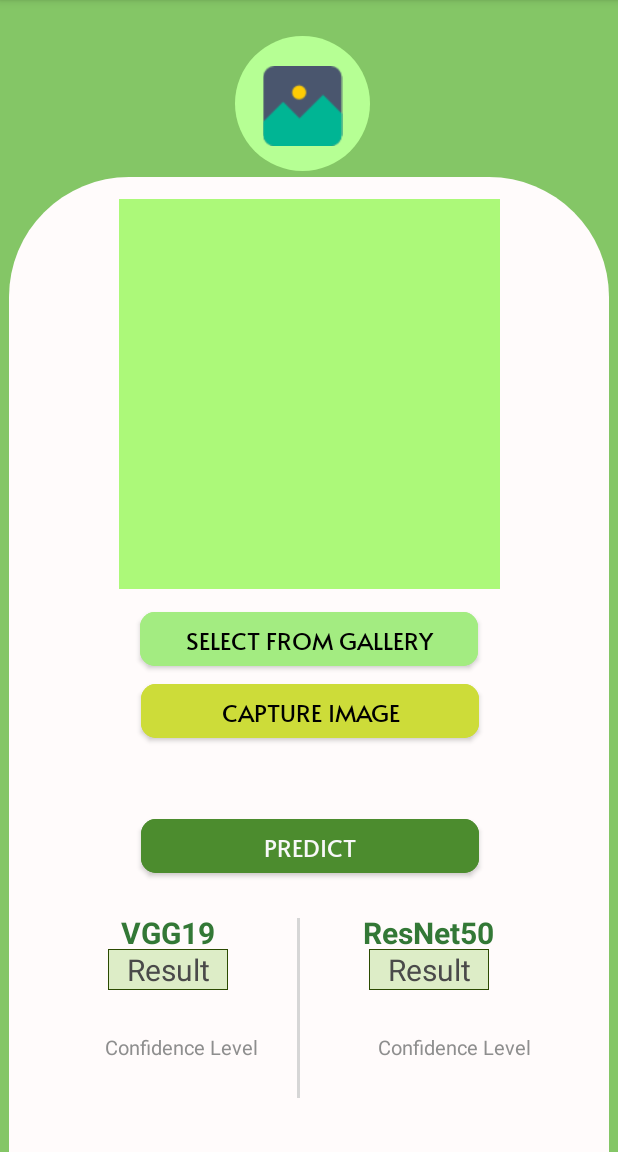
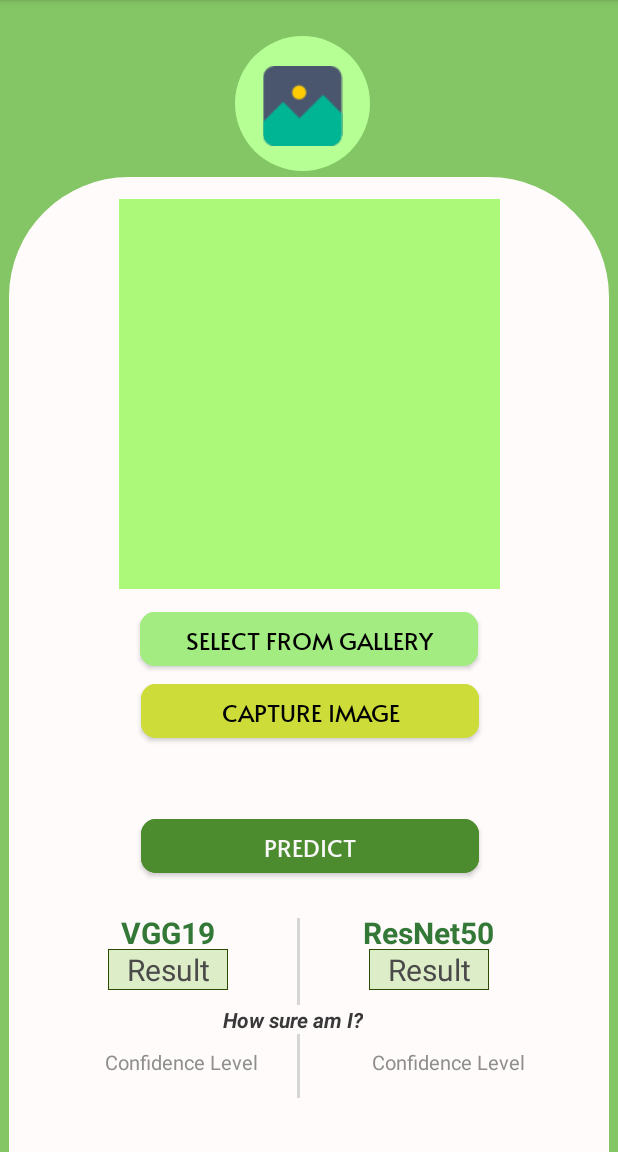
Before and after one commit to kibalias/I-CBB-App, an Android app: the MainActivity screen opened directly, with no data from a screen before it, on a phone screen of 412 x 824 dp, the part 84-1236 px from its top. Run offline under Robolectric (Android 15) with nearby library versions, the phone set to English and light mode, and no system bars; libraries missing offline, so code that uses them is left out: com.chaquo.python, org.checkerframework.common, org.tensorflow.lite.

Commit message:
Added how sure am I

```diff
--- a/app/src/main/java/com/example/bacterial_blight/MainActivity.java
+++ b/app/src/main/java/com/example/bacterial_blight/MainActivity.java
@@ -28,7 +28,6 @@ import com.chaquo.python.PyObject;
 import com.chaquo.python.Python;
 import com.chaquo.python.android.AndroidPlatform;
 import com.example.bacterial_blight.ml.GoodResnet;
-import com.example.bacterial_blight.ml.Model;
 import com.example.bacterial_blight.ml.Vgg1948c41h;
 import com.google.android.material.bottomsheet.BottomSheetDialog;
 
--- a/app/src/main/res/layout/activity_main.xml
+++ b/app/src/main/res/layout/activity_main.xml
@@ -43,14 +43,14 @@
         android:id="@+id/resnetConfidence"
         android:layout_width="wrap_content"
         android:layout_height="wrap_content"
-        android:layout_marginStart="80dp"
+        android:layout_marginStart="76dp"
         android:text="Confidence Level"
         android:textColor="#8E8E8E"
         android:textSize="13sp"
         app:layout_constraintBottom_toBottomOf="parent"
         app:layout_constraintStart_toEndOf="@+id/vggConfidence"
         app:layout_constraintTop_toBottomOf="@+id/resnetResult"
-        app:layout_constraintVertical_bias="0.322" />
+        app:layout_constraintVertical_bias="0.433" />
 
     <TextView
         android:id="@+id/vggConfidence"
@@ -65,7 +65,7 @@
         app:layout_constraintHorizontal_bias="0.0"
         app:layout_constraintStart_toStartOf="parent"
         app:layout_constraintTop_toBottomOf="@+id/vggResult"
-        app:layout_constraintVertical_bias="0.32" />
+        app:layout_constraintVertical_bias="0.433" />
 
     <ImageView
         android:id="@+id/image_placeholder"
@@ -221,4 +221,19 @@
         app:layout_constraintTop_toBottomOf="@+id/scan_button"
         app:layout_constraintVertical_bias="0.0" />
 
+    <TextView
+        android:id="@+id/confidencetxtView"
+        android:layout_width="wrap_content"
+        android:layout_height="wrap_content"
+        android:background="#FFFBFB"
+        android:text="How sure am I?"
+        android:textColor="#393939"
+        android:textStyle="bold|italic"
+        app:layout_constraintBottom_toBottomOf="@+id/view"
+        app:layout_constraintEnd_toEndOf="parent"
+        app:layout_constraintHorizontal_bias="0.466"
+        app:layout_constraintStart_toStartOf="parent"
+        app:layout_constraintTop_toTopOf="@+id/view"
+        app:layout_constraintVertical_bias="0.574" />
+
 </androidx.constraintlayout.widget.ConstraintLayout>
```
